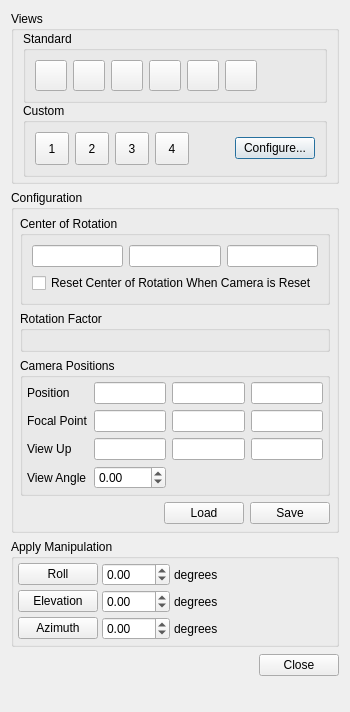
Above: Qt/Components/Resources/UI/pqCameraDialog.ui from vbnhfylbh/ParaView before the change. Below: the same form after it.
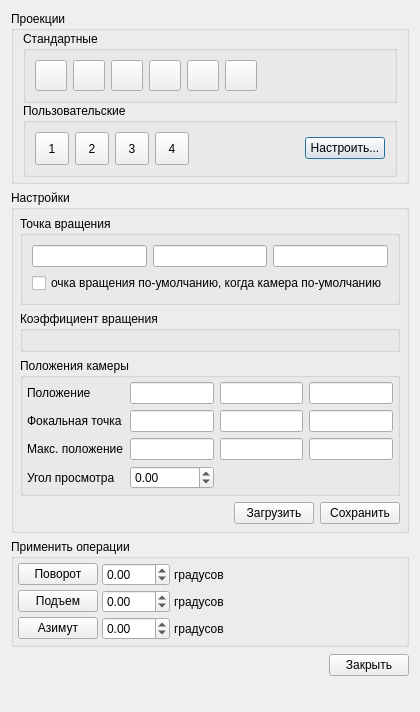
That is the form after the change. Icons and pictures are not drawn. Custom widgets are drawn as their Qt base class.

The edit to the form file:
```diff
--- a/Qt/Components/Resources/UI/pqCameraDialog.ui
+++ b/Qt/Components/Resources/UI/pqCameraDialog.ui
@@ -32,7 +32,7 @@
       <string/>
      </property>
      <property name="title">
-      <string>Views</string>
+      <string>Проекции</string>
      </property>
      <layout class="QVBoxLayout" name="verticalLayout_2">
       <property name="spacing">
@@ -47,7 +47,7 @@
       <item>
        <widget class="QGroupBox" name="viewsGroup">
         <property name="title">
-         <string>Standard</string>
+         <string>Стандартные</string>
         </property>
         <property name="flat">
          <bool>true</bool>
@@ -192,7 +192,7 @@
       <item>
        <widget class="QGroupBox" name="customViewsGroup">
         <property name="title">
-         <string>Custom</string>
+         <string>Пользовательские</string>
         </property>
         <property name="flat">
          <bool>true</bool>
@@ -305,7 +305,7 @@
             <string>Configure custom view buttons.</string>
            </property>
            <property name="text">
-            <string>Configure...</string>
+            <string>Настроить...</string>
            </property>
           </widget>
          </item>
@@ -321,7 +321,7 @@
       <string>View, and edit the current camera configuration.</string>
      </property>
      <property name="title">
-      <string>Configuration</string>
+      <string>Настройки</string>
      </property>
      <layout class="QVBoxLayout" name="verticalLayout">
       <property name="margin">
@@ -330,7 +330,7 @@
       <item>
        <widget class="QGroupBox" name="centerGroup">
         <property name="title">
-         <string>Center of Rotation</string>
+         <string>Точка вращения</string>
         </property>
         <property name="flat">
          <bool>true</bool>
@@ -351,7 +351,7 @@
             <string>Reset center of rotation when camera is reset.</string>
            </property>
            <property name="text">
-            <string>Reset Center of Rotation When Camera is Reset</string>
+            <string>очка вращения по-умолчанию, когда камера по-умолчанию</string>
            </property>
           </widget>
          </item>
@@ -361,7 +361,7 @@
       <item>
        <widget class="QGroupBox" name="RotationFactorGroup">
         <property name="title">
-         <string>Rotation Factor</string>
+         <string>Коэффициент вращения</string>
         </property>
         <property name="flat">
          <bool>true</bool>
@@ -383,7 +383,7 @@
       <item>
        <widget class="QGroupBox" name="positionsGroup">
         <property name="title">
-         <string>Camera Positions</string>
+         <string>Положения камеры</string>
         </property>
         <property name="flat">
          <bool>true</bool>
@@ -398,28 +398,28 @@
          <item row="0" column="0">
           <widget class="QLabel" name="label_22">
            <property name="text">
-            <string>Position</string>
+            <string>Положение</string>
            </property>
           </widget>
          </item>
          <item row="1" column="0">
           <widget class="QLabel" name="label_17">
            <property name="text">
-            <string>Focal Point</string>
+            <string>Фокальная точка</string>
            </property>
           </widget>
          </item>
          <item row="2" column="0">
           <widget class="QLabel" name="label_14">
            <property name="text">
-            <string>View Up</string>
+            <string>Макс. положение</string>
            </property>
           </widget>
          </item>
          <item row="3" column="0">
           <widget class="QLabel" name="label_23">
            <property name="text">
-            <string>View Angle</string>
+            <string>Угол просмотра</string>
            </property>
           </widget>
          </item>
@@ -484,7 +484,7 @@
            <string>Load camera properties.</string>
           </property>
           <property name="text">
-           <string>Load</string>
+           <string>Загрузить</string>
           </property>
          </widget>
         </item>
@@ -494,7 +494,7 @@
            <string>Save camera properties.</string>
           </property>
           <property name="text">
-           <string>Save</string>
+           <string>Сохранить</string>
           </property>
          </widget>
         </item>
@@ -506,7 +506,7 @@
    <item>
     <widget class="pqCollapsedGroup" name="orientationsGroup">
      <property name="title">
-      <string>Apply Manipulation</string>
+      <string>Применить операции</string>
      </property>
      <layout class="QGridLayout">
       <property name="margin">
@@ -527,7 +527,7 @@
          <string>Apply a manipulation to the current camera using the buttons on the left.</string>
         </property>
         <property name="text">
-         <string>degrees</string>
+         <string>градусов</string>
         </property>
        </widget>
       </item>
@@ -537,7 +537,7 @@
          <string>Rotate around center of screen</string>
         </property>
         <property name="text">
-         <string>Azimuth</string>
+         <string>Азимут</string>
         </property>
         <property name="icon">
          <iconset>
@@ -558,7 +558,7 @@
          <string>Rotate around horizontal axis</string>
         </property>
         <property name="text">
-         <string>Elevation</string>
+         <string>Подъем</string>
         </property>
         <property name="icon">
          <iconset>
@@ -579,7 +579,7 @@
          <string>Rotate around vertical axis</string>
         </property>
         <property name="text">
-         <string>Roll</string>
+         <string>Поворот</string>
         </property>
         <property name="icon">
          <iconset>
@@ -633,7 +633,7 @@
          </sizepolicy>
         </property>
         <property name="text">
-         <string>degrees</string>
+         <string>градусов</string>
         </property>
        </widget>
       </item>
@@ -646,7 +646,7 @@
          </sizepolicy>
         </property>
         <property name="text">
-         <string>degrees</string>
+         <string>градусов</string>
         </property>
        </widget>
       </item>
@@ -677,7 +677,7 @@
         </sizepolicy>
        </property>
        <property name="text">
-        <string>Close</string>
+        <string>Закрыть</string>
        </property>
       </widget>
      </item>
```
Left out of the diff: 44 changed lines with no effect on the pictures.
